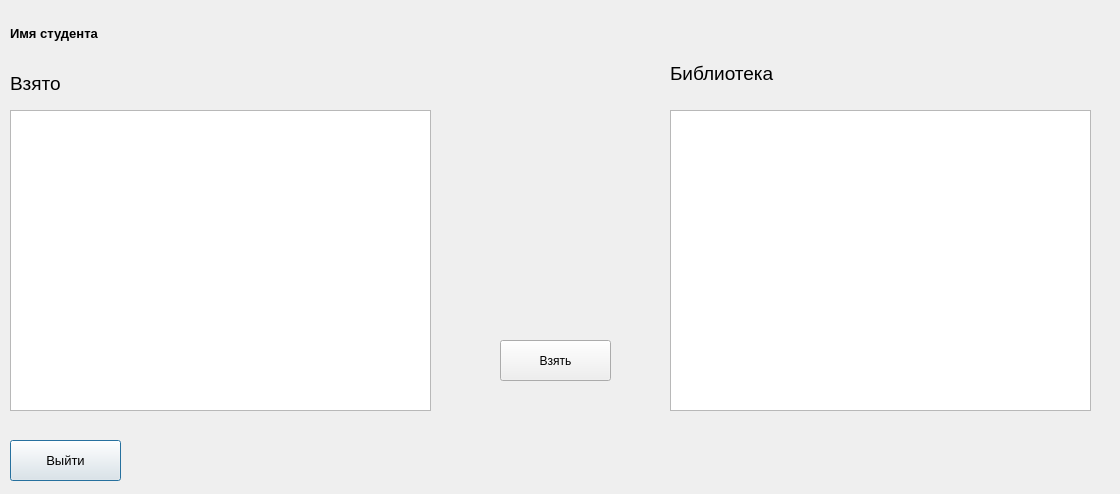
Old version of the form studentform.ui in the repository sudovag3/mstu-work-qt.
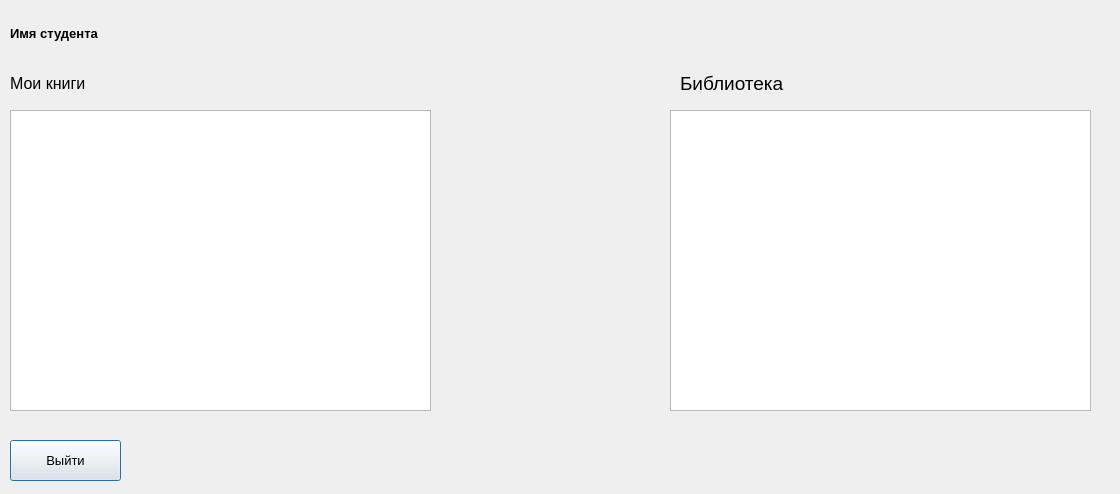
New version of the form.

```diff
--- a/studentform.ui
+++ b/studentform.ui
@@ -73,14 +73,14 @@
     </rect>
    </property>
    <property name="text">
-    <string>&lt;html&gt;&lt;head/&gt;&lt;body&gt;&lt;p&gt;&lt;span style=&quot; font-size:14pt;&quot;&gt;Взято&lt;/span&gt;&lt;/p&gt;&lt;/body&gt;&lt;/html&gt;</string>
+    <string>&lt;html&gt;&lt;head/&gt;&lt;body&gt;&lt;p&gt;&lt;span style=&quot; font-size:12pt;&quot;&gt;Мои книги&lt;/span&gt;&lt;/p&gt;&lt;/body&gt;&lt;/html&gt;</string>
    </property>
   </widget>
   <widget class="QLabel" name="label_3">
    <property name="geometry">
     <rect>
-     <x>670</x>
-     <y>60</y>
+     <x>680</x>
+     <y>70</y>
      <width>141</width>
      <height>28</height>
     </rect>
@@ -89,20 +89,7 @@
     <string>&lt;html&gt;&lt;head/&gt;&lt;body&gt;&lt;p&gt;&lt;span style=&quot; font-size:14pt;&quot;&gt;Библиотека&lt;/span&gt;&lt;/p&gt;&lt;/body&gt;&lt;/html&gt;</string>
    </property>
   </widget>
-  <widget class="QPushButton" name="AddButton">
-   <property name="geometry">
-    <rect>
-     <x>500</x>
-     <y>340</y>
-     <width>111</width>
-     <height>41</height>
-    </rect>
-   </property>
-   <property name="text">
-    <string>Взять</string>
-   </property>
-  </widget>
-  <widget class="QListWidget" name="BooklistWidget">
+  <widget class="QListWidget" name="BookListWidget">
    <property name="geometry">
     <rect>
      <x>10</x>
```
Left out of the diff: 2 changed lines with no effect on the pictures.
